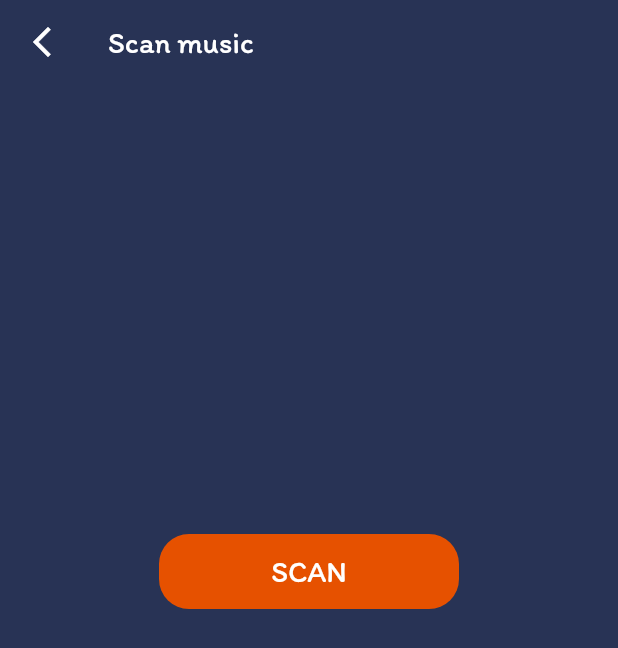
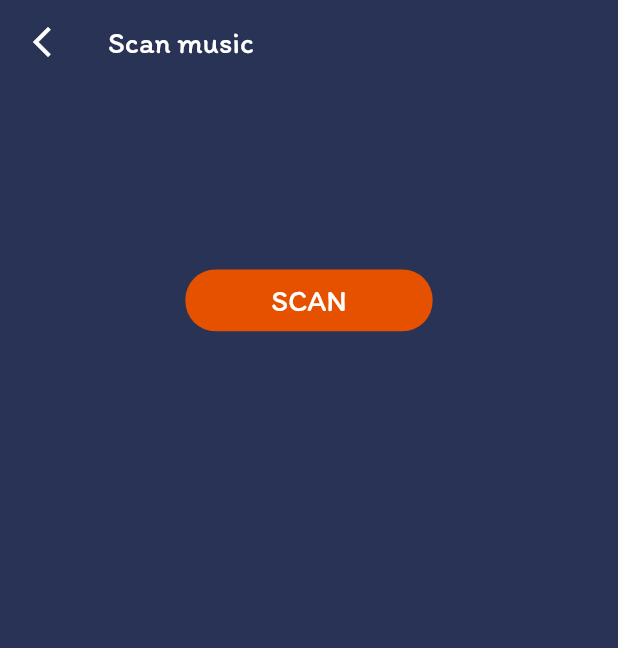
Before and after one commit to favadthottathil/Musify, a Flutter app: the Settings screen opened by its route, after a tap on "Scan Music", on a phone screen of 412 x 824 dp. Shown: the top 648 px of the screen. Run offline on Flutter 3.47's test engine with Material 2 defaults, Android fonts, the phone set to English and light mode, and no system bars; our stand-ins replace animated_text_kit, hive, hive_flutter, ionicons, just_audio, just_audio_background and 5 more; accounts and stored records are empty.

Commit message:
bug fixed

```diff
--- a/lib/main.dart
+++ b/lib/main.dart
@@ -12,6 +12,7 @@
 import 'package:music_application/providers/scanmusic_provider.dart';
 import 'package:music_application/providers/search_provider.dart';
 import 'package:music_application/providers/sleeptimer_provider.dart';
+import 'package:music_application/providers/splash_provider.dart';
 import 'package:music_application/songmodel_provider/songmodel_provider.dart';
 import 'package:music_application/screens/settings/settings.dart';
 import 'package:music_application/screens/splash/screen.dart';
@@ -78,6 +79,9 @@
         ),
         ChangeNotifierProvider(
           create: (context) => SearchProvider(),
+        ),
+        ChangeNotifierProvider(
+          create: (context) => SplashScreenProvider(),
         )
       ],
       child: Sizer(builder: (context, orientation, deviceType) {
--- a/lib/playing_screen/now_playing.dart
+++ b/lib/playing_screen/now_playing.dart
@@ -7,7 +7,7 @@
 import 'package:text_scroll/text_scroll.dart';
 
 class NowPlaying extends StatefulWidget {
-  NowPlaying({
+  const NowPlaying({
     super.key,
     required this.songModel,
     this.count = 0,
--- a/lib/screens/MainScreenTabbar/ForYou/widgets/most_played.dart
+++ b/lib/screens/MainScreenTabbar/ForYou/widgets/most_played.dart
@@ -1,5 +1,4 @@
 import 'package:flutter/material.dart';
-import 'package:music_application/controller/most_played.dart';
 import 'package:music_application/providers/mostlyplayed_provider.dart';
 import 'package:music_application/screens/MainScreenTabbar/ForYou/widgets/recently_played.dart';
 import 'package:on_audio_query/on_audio_query.dart';
--- a/lib/screens/MainScreenTabbar/ForYou/widgets/recently_played.dart
+++ b/lib/screens/MainScreenTabbar/ForYou/widgets/recently_played.dart
@@ -1,5 +1,4 @@
 import 'package:flutter/material.dart';
-import 'package:music_application/controller/recent_song.dart';
 import 'package:music_application/controller/song_controller.dart';
 import 'package:music_application/playing_screen/now_playing.dart';
 import 'package:music_application/providers/recentsongs_provider.dart';
--- a/lib/screens/favorites.dart
+++ b/lib/screens/favorites.dart
@@ -1,5 +1,4 @@
 import 'package:flutter/material.dart';
-import 'package:music_application/controller/favourites_con.dart';
 import 'package:music_application/providers/fovourite_provider.dart';
 import 'package:music_application/screens/MainScreenTabbar/AllSongs/listitle.dart';
 import 'package:on_audio_query/on_audio_query.dart';
--- a/lib/screens/settings/settings.dart
+++ b/lib/screens/settings/settings.dart
@@ -43,7 +43,7 @@
                 Navigator.push(
                     context,
                     MaterialPageRoute(
-                      builder: (context) => ScanMusic(),
+                      builder: (context) => const ScanMusic(),
                     ));
               },
             ),
@@ -89,7 +89,7 @@
               ontap: () {
                 showDialog(
                   context: context,
-                  builder: (context) => SleepTimer(),
+                  builder: (context) => const SleepTimer(),
                 );
               },
             ),
--- a/lib/screens/settings/widgets/scan_music.dart
+++ b/lib/screens/settings/widgets/scan_music.dart
@@ -3,6 +3,7 @@
 import 'package:music_application/mainScreen/main_screen.dart';
 import 'package:music_application/providers/scanmusic_provider.dart';
 import 'package:provider/provider.dart';
+import 'package:sizer/sizer.dart';
 
 class ScanMusic extends StatelessWidget {
   const ScanMusic({super.key});
@@ -42,11 +43,11 @@
                       ? Center(
                           child: Lottie.asset(
                             'animation/99946-searching.json',
-                            height: 250,
+                            height: 20.h,
                           ),
                         )
                       : const SizedBox(),
-                  const SizedBox(height: 300),
+                  SizedBox(height: 15.h),
                   Center(
                     child: GestureDetector(
                       onTap: () {
@@ -55,8 +56,8 @@
                         // scanSuccess();
                       },
                       child: Container(
-                        height: 50,
-                        width: 200,
+                        height: 5.h,
+                        width: 40.w,
                         decoration: BoxDecoration(
                           borderRadius: BorderRadius.circular(20),
                           color: Colors.orange[900],
@@ -90,27 +91,27 @@
                   Center(
                     child: Lottie.asset(
                       'animation/1708-success.json',
-                      height: 300,
+                      height: 20.h,
                       repeat: false,
                     ),
                   ),
-                  const SizedBox(height: 40),
+                  SizedBox(height: 4.h),
                   Center(
                     child: RichText(
                       text: TextSpan(
                         children: [
                           TextSpan(
                             text: '${value.allsong} ',
-                            style: const TextStyle(
-                              color: Color.fromARGB(255, 35, 244, 45),
-                              fontSize: 25,
+                            style:  TextStyle(
+                              color: const Color.fromARGB(255, 35, 244, 45),
+                              fontSize: 20.sp,
                             ),
                           ),
-                          const TextSpan(
+                           TextSpan(
                             text: 'Songs added to Music Player',
                             style: TextStyle(
                               color: Colors.white,
-                              fontSize: 19,
+                              fontSize: 16.sp,
                             ),
                           )
                         ],
--- a/lib/screens/settings/widgets/termofuse.dart
+++ b/lib/screens/settings/widgets/termofuse.dart
@@ -1,6 +1,7 @@
 import 'package:flutter/material.dart';
-import 'package:flutter/src/widgets/framework.dart';
-import 'package:flutter/src/widgets/placeholder.dart';
+
+
+
 
 class TermOfUse extends StatelessWidget {
   const TermOfUse({super.key});
```
Also changed, not shown: lib/controller/favourites_con.dart (deleted, +0 -50 lines), lib/controller/most_played.dart (deleted, +0 -51 lines), lib/controller/recent_song.dart (deleted, +0 -40 lines), lib/playlist/all_playlist _1.dart (+4 -3 lines), lib/playlist/listview_playlist_2.dart (+26 -25 lines), lib/playlist/playlist_single_3.dart (+24 -23 lines), lib/providers/splash_provider.dart (added, +18 -0 lines), lib/screens/settings/widgets/sleep_tiimer.dart (+1 -7 lines), lib/screens/splash/screen.dart (+19 -21 lines), lib/widgets/bottomsheet/bottomsheet _ist.dart (+6 -2 lines), lib/widgets/search_tile.dart (+2 -5 lines), 1 other file.
